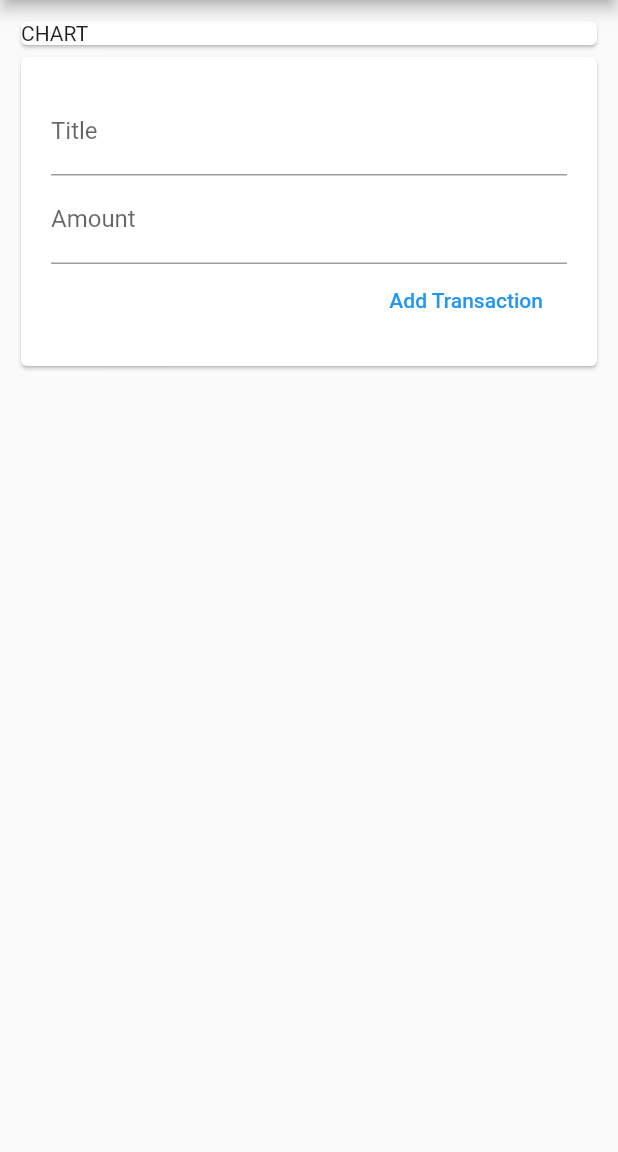
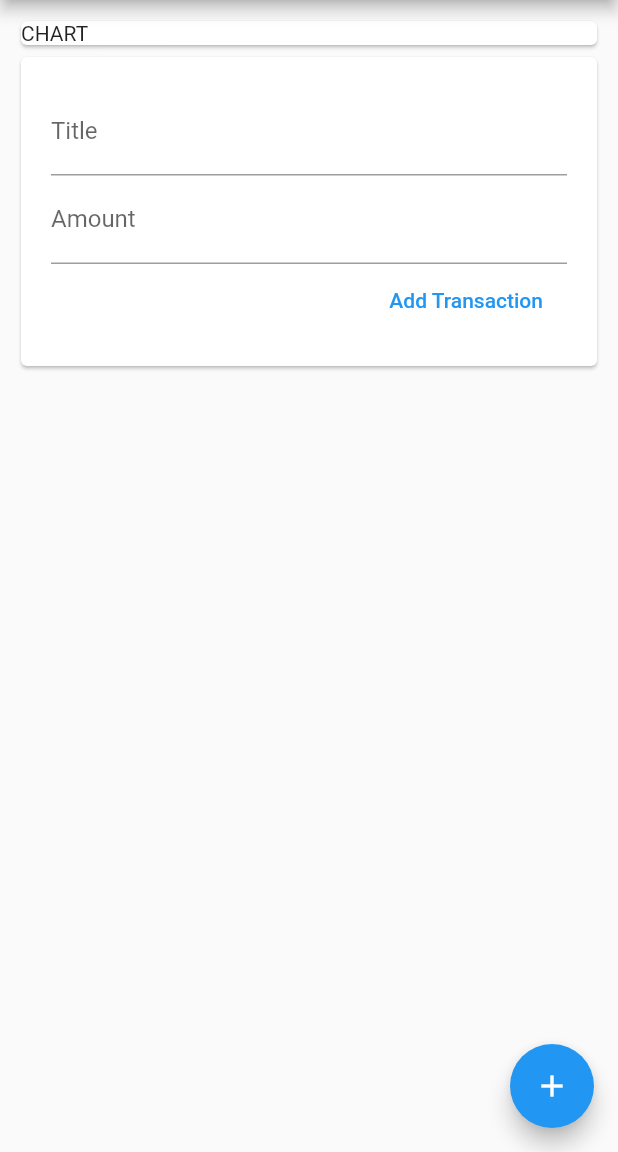
Before and after one commit to kuldii/expenses_app, a Flutter app: the screen it shows after launch, on a phone screen of 412 x 824 dp, the part 84-1236 px from its top. Run offline on Flutter 3.47's test engine with Material 2 defaults, Android fonts, the phone set to English and light mode, and no system bars.

Commit message:
menambahkan floating action button

```diff
--- a/lib/widgets/homepage.dart
+++ b/lib/widgets/homepage.dart
@@ -51,6 +51,12 @@ class _HomePageState extends State<HomePage> {
           ),
         ),
       ),
+      floatingActionButton: FloatingActionButton(
+        onPressed: () {},
+        child: Icon(
+          Icons.add,
+        ),
+      ),
     );
   }
 }
```
